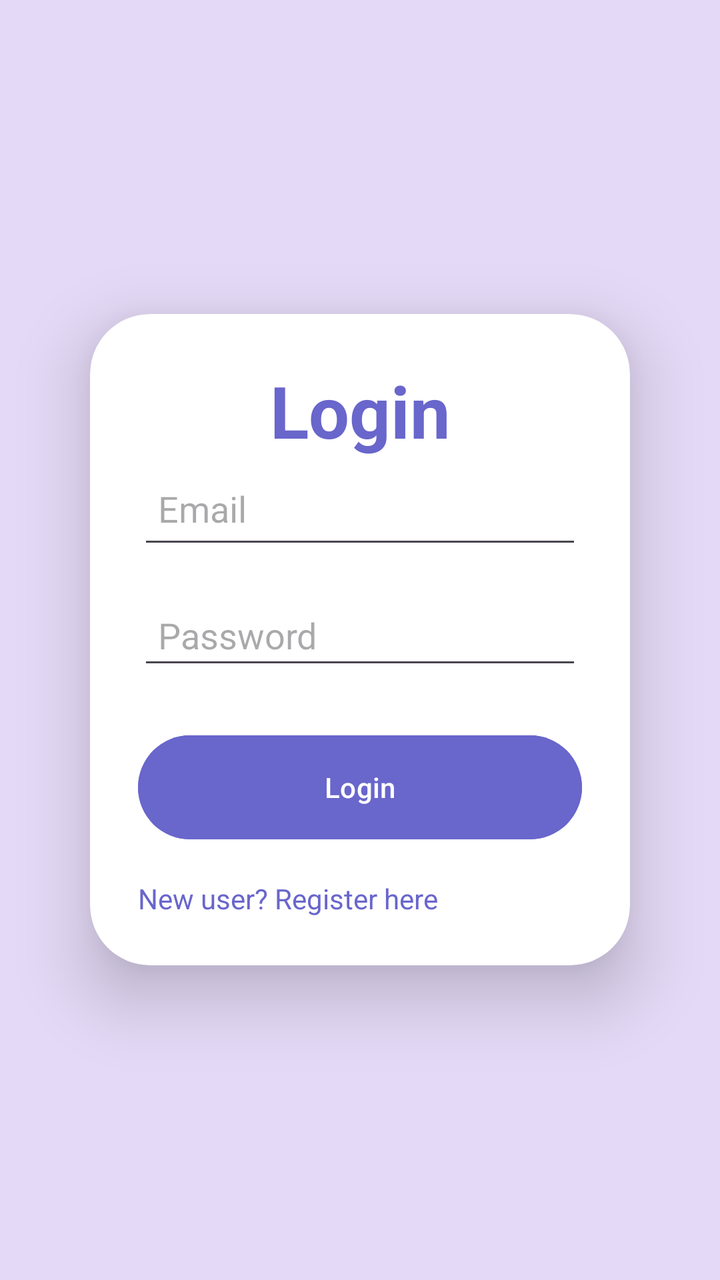
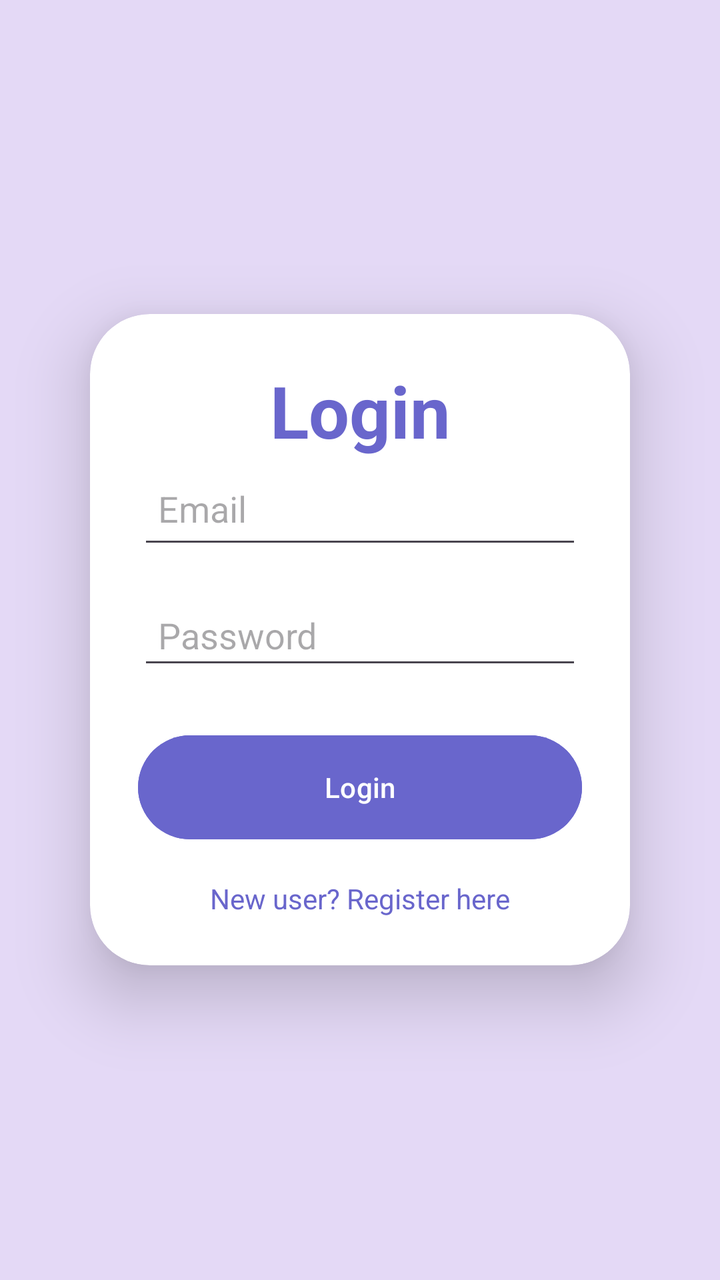

An Android layout rendered at two revisions. The XML below is the earlier revision; the diff shows what the commit changed to produce the second picture.
<!-- AndroidManifest.xml: application theme Theme.RealtimeDB -->
<!-- res/layout/activity_login.xml -->
<?xml version="1.0" encoding="utf-8"?>
<LinearLayout
    xmlns:android="http://schemas.android.com/apk/res/android"
    xmlns:app="http://schemas.android.com/apk/res-auto"
    xmlns:tools="http://schemas.android.com/tools"
    android:layout_width="match_parent"
    android:layout_height="match_parent"
    android:orientation="vertical"
    android:background="#E4D9F6"
    android:gravity="center"
    tools:context=".LoginActivity">

    <androidx.cardview.widget.CardView
        android:layout_width="270dp"
        android:layout_height="wrap_content"
        android:elevation="8dp"
        android:layout_margin="30dp"
        app:cardCornerRadius="30dp"
        app:cardElevation="20dp">


        <LinearLayout
            android:layout_width="match_parent"
            android:layout_height="wrap_content"
            android:layout_gravity="center_horizontal"
            android:orientation="vertical"
            android:padding="24dp">


            <TextView
                android:layout_width="match_parent"
                android:layout_height="wrap_content"
                android:text="Login"
                style="@style/HeadingTextStyle"/>


            <EditText
                android:id="@+id/editTextLoginEmail"
                android:layout_width="match_parent"
                android:layout_height="50dp"
                android:layout_marginBottom="16dp"
                android:hint="Email"
                android:inputType="textEmailAddress"
                android:padding="10dp" />

            <EditText
                android:id="@+id/editTextLoginPassword"
                android:layout_width="match_parent"
                android:layout_height="wrap_content"
                android:layout_marginBottom="24dp"
                android:hint="Password"
                android:inputType="textPassword"
                android:padding="10dp" />

            <Button
                android:id="@+id/buttonLogin"
                android:layout_width="match_parent"
                android:layout_height="60dp"
                android:layout_marginBottom="16dp"
                android:backgroundTint="@color/lavender"
                android:text="Login" />

            <TextView
                android:id="@+id/textViewRegister"
                android:layout_width="wrap_content"
                android:layout_height="wrap_content"
                android:clickable="true"
                android:focusable="true"
                android:text="New user? Register here"
                android:textColor="@color/lavender" />


        </LinearLayout>

    </androidx.cardview.widget.CardView>

</LinearLayout>
<!-- resources referenced by this layout -->
<resources>
  <color name="lavender">#6966CC</color>
  <style name="HeadingTextStyle">
          <item name="android:textColor">@color/lavender</item>
          <item name="android:textSize">36sp</item>
          <item name="android:textStyle">bold</item>
          <item name="android:textAlignment">center</item>
      </style>
  <style name="Theme.RealtimeDB" parent="Base.Theme.RealtimeDB" />
  <style name="Base.Theme.RealtimeDB" parent="Theme.Material3.DayNight.NoActionBar">
          
          <item name="colorPrimary">@color/colorPrimary</item>
          <item name="colorPrimaryVariant">@color/colorPrimaryDark</item>
          <item name="colorOnPrimary">@color/white</item>
          
          <item name="colorSecondary">@color/colorAccent</item>
          <item name="colorOnSecondary">@color/black</item>
          
          <item name="android:statusBarColor">?attr/colorPrimaryVariant</item>
      </style>
  <color name="colorPrimary">#6200EE</color>
  <color name="colorPrimaryDark">#3700B3</color>
  <color name="white">#FFFFFFFF</color>
  <color name="colorAccent">#03DAC5</color>
  <color name="black">#FF000000</color>
</resources>

<!-- the commit's change to res/layout/activity_login.xml (unified diff, before → after) -->
@@ -66,6 +66,7 @@
                 android:layout_height="wrap_content"
                 android:clickable="true"
                 android:focusable="true"
+                android:layout_gravity="center_horizontal"
                 android:text="New user? Register here"
                 android:textColor="@color/lavender" />
 
